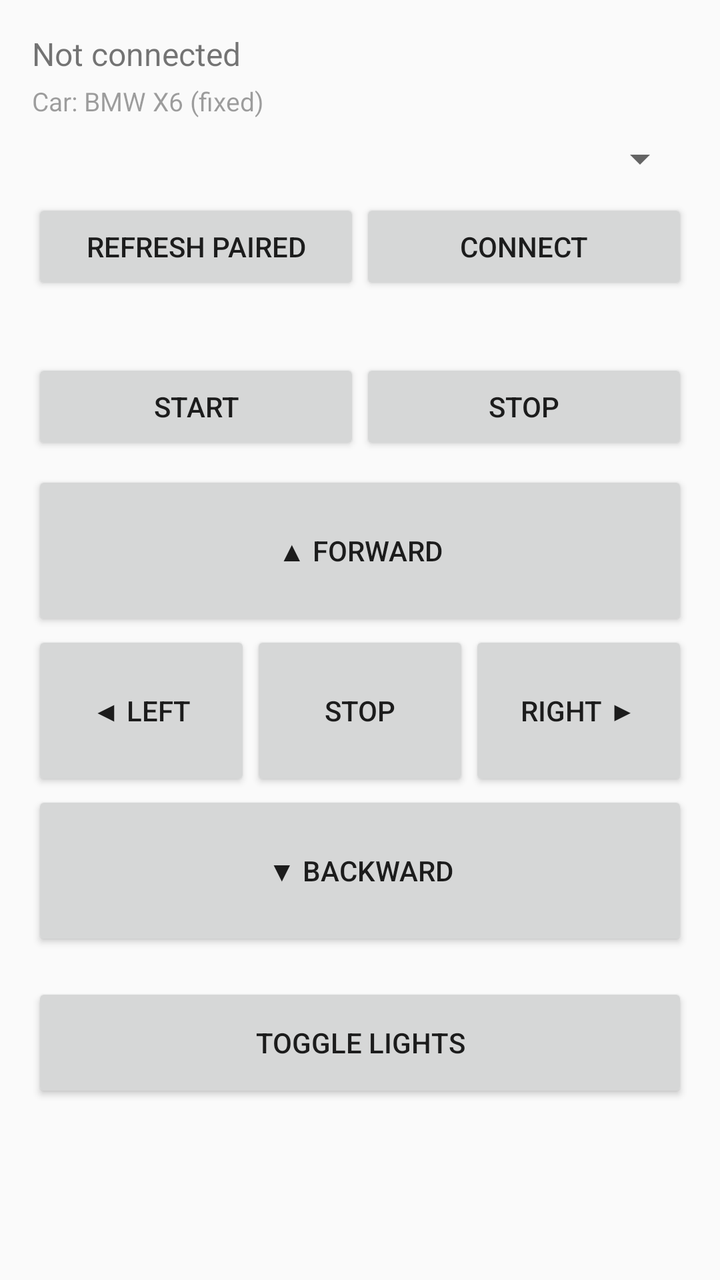
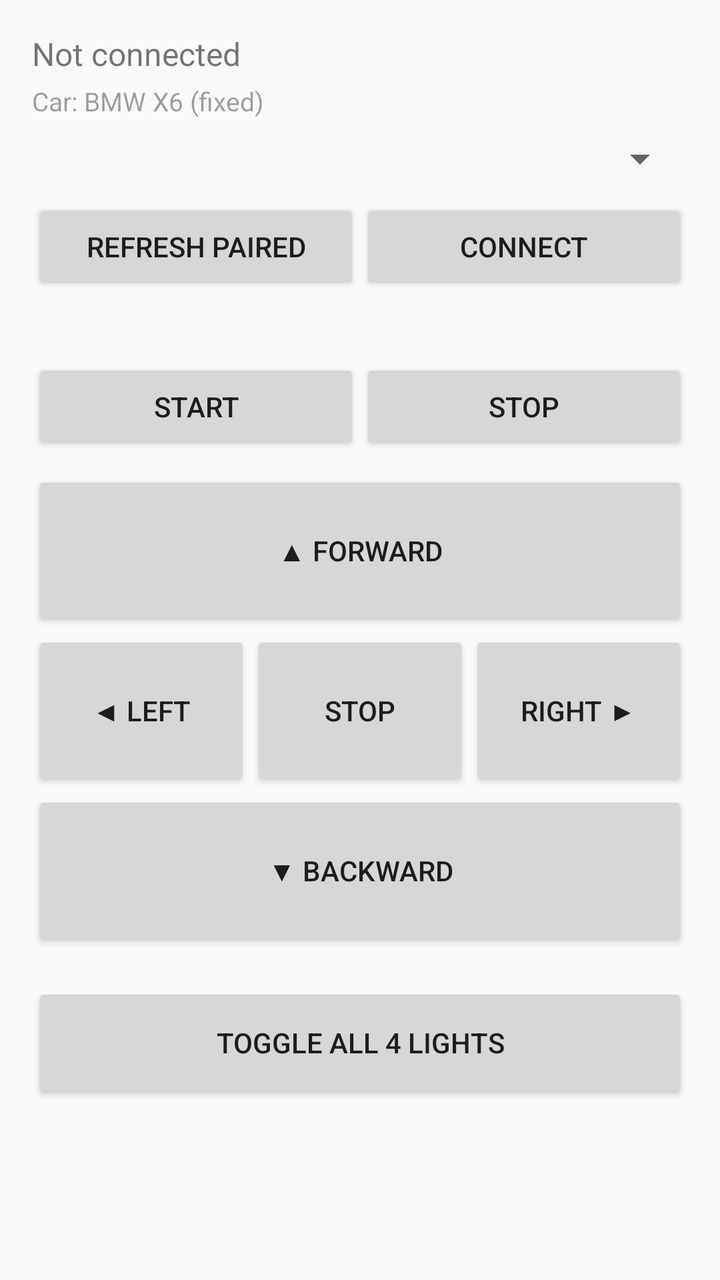

Two renders of the same Android screen: before a commit and after it. Below are the layout's source before the change and the commit's diff.
<!-- AndroidManifest.xml: application theme Theme.AppCompat.DayNight -->
<!-- res/layout/activity_main.xml -->
<?xml version="1.0" encoding="utf-8"?>
<LinearLayout xmlns:android="http://schemas.android.com/apk/res/android"
    android:layout_width="match_parent"
    android:layout_height="match_parent"
    android:orientation="vertical"
    android:padding="16dp">

    <TextView
        android:id="@+id/statusText"
        android:layout_width="match_parent"
        android:layout_height="wrap_content"
        android:text="Not connected"
        android:textSize="16sp"
        android:paddingBottom="4dp" />

    <TextView
        android:layout_width="match_parent"
        android:layout_height="wrap_content"
        android:text="Car: BMW X6 (fixed)"
        android:textSize="13sp"
        android:alpha="0.7"
        android:paddingBottom="8dp" />

    <Spinner
        android:id="@+id/deviceSpinner"
        android:layout_width="match_parent"
        android:layout_height="wrap_content" />

    <LinearLayout
        android:layout_width="match_parent"
        android:layout_height="wrap_content"
        android:orientation="horizontal"
        android:paddingTop="8dp"
        android:paddingBottom="24dp">

        <Button
            android:id="@+id/refreshButton"
            android:layout_width="0dp"
            android:layout_height="wrap_content"
            android:layout_weight="1"
            android:text="Refresh Paired" />

        <Button
            android:id="@+id/connectButton"
            android:layout_width="0dp"
            android:layout_height="wrap_content"
            android:layout_weight="1"
            android:text="Connect" />
    </LinearLayout>

    <LinearLayout
        android:layout_width="match_parent"
        android:layout_height="wrap_content"
        android:orientation="horizontal"
        android:paddingTop="8dp"
        android:paddingBottom="8dp">

        <Button
            android:id="@+id/startButton"
            android:layout_width="0dp"
            android:layout_height="wrap_content"
            android:layout_weight="1"
            android:text="Start" />

        <Button
            android:id="@+id/stopButton"
            android:layout_width="0dp"
            android:layout_height="wrap_content"
            android:layout_weight="1"
            android:text="Stop" />
    </LinearLayout>

    <Button
        android:id="@+id/btnForward"
        android:layout_width="match_parent"
        android:layout_height="80dp"
        android:text="▲ FORWARD" />

    <LinearLayout
        android:layout_width="match_parent"
        android:layout_height="80dp"
        android:orientation="horizontal">

        <Button
            android:id="@+id/btnLeft"
            android:layout_width="0dp"
            android:layout_height="match_parent"
            android:layout_weight="1"
            android:text="◀ LEFT" />

        <Button
            android:id="@+id/btnStop"
            android:layout_width="0dp"
            android:layout_height="match_parent"
            android:layout_weight="1"
            android:text="STOP" />

        <Button
            android:id="@+id/btnRight"
            android:layout_width="0dp"
            android:layout_height="match_parent"
            android:layout_weight="1"
            android:text="RIGHT ▶" />
    </LinearLayout>

    <Button
        android:id="@+id/btnBackward"
        android:layout_width="match_parent"
        android:layout_height="80dp"
        android:text="▼ BACKWARD" />

    <Button
        android:id="@+id/btnLights"
        android:layout_width="match_parent"
        android:layout_height="60dp"
        android:layout_marginTop="16dp"
        android:text="TOGGLE LIGHTS" />

</LinearLayout>
<!-- resources referenced by this layout -->
<resources>

</resources>

<!-- the commit's change to res/layout/activity_main.xml (unified diff, before → after) -->
@@ -114,6 +114,6 @@
         android:layout_width="match_parent"
         android:layout_height="60dp"
         android:layout_marginTop="16dp"
-        android:text="TOGGLE LIGHTS" />
+        android:text="TOGGLE ALL 4 LIGHTS" />
 
 </LinearLayout>
